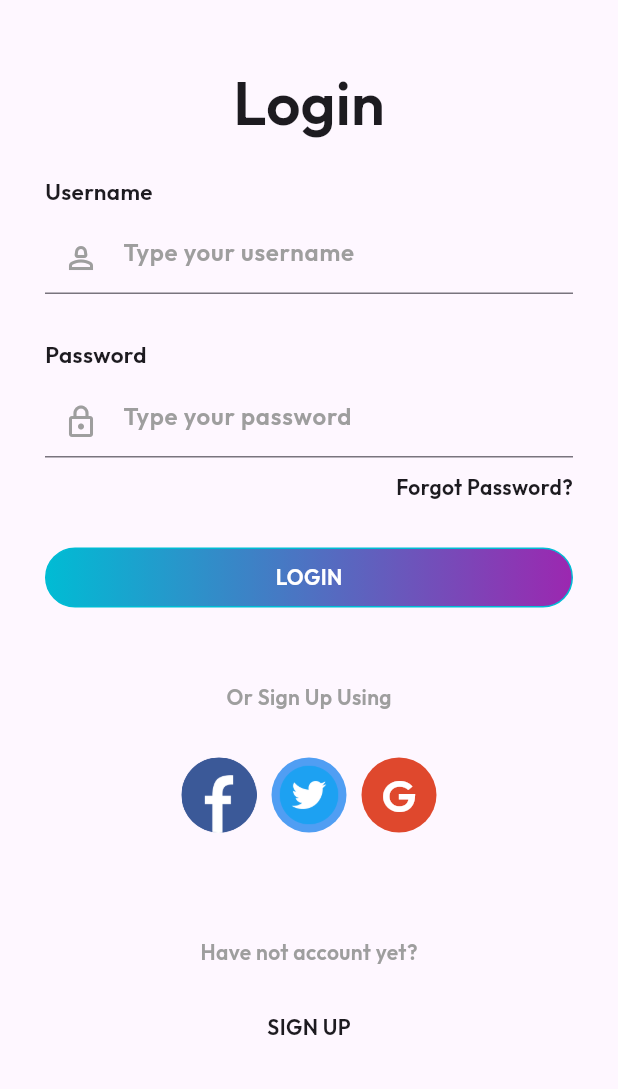
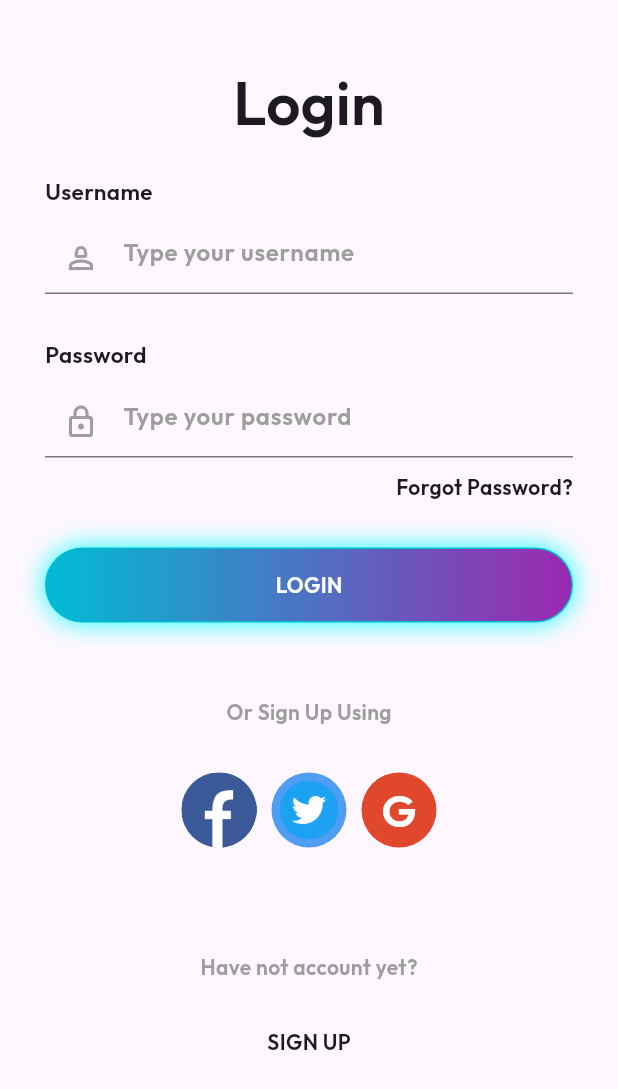
Before and after one commit to DaniyalSaleem786/flutter_application_8, a Flutter app: the screen it shows after launch, on a phone screen of 412 x 824 dp. Shown: the top 1089 px of the screen. Run offline on Flutter 3.47's test engine with Material 3 defaults, Android fonts, the phone set to English and light mode, and no system bars.

Commit message:
Login tab changes

```diff
--- a/lib/login_page.dart
+++ b/lib/login_page.dart
@@ -78,21 +78,21 @@ class LoginPage extends StatelessWidget {
               height: 30,
             ),
             Container(
-              height: 40,
+              height: 50,
               width: double.infinity,
               decoration: BoxDecoration(
                   gradient: const LinearGradient(
                       colors: [Colors.cyan, Colors.purple]),
-                  borderRadius: const BorderRadius.all(Radius.circular(20)),
-                  // boxShadow: [
-                  //   BoxShadow(
-                  //       color: Colors.cyanAccent,
-                  //       spreadRadius: 0.7,
-                  //       blurRadius: 1
-                  //       // spreadRadius: 1,
-                  //       // blurStyle: BlurStyle.normal,
-                  //       )
-                  // ],
+                  borderRadius: const BorderRadius.all(Radius.circular(25)),
+                  boxShadow: [
+                    BoxShadow(
+                        color: Colors.cyanAccent,
+                        spreadRadius: 0.3,
+                        blurRadius: 14
+                        // spreadRadius: 1,
+                        // blurStyle: BlurStyle.normal,
+                        )
+                  ],
                   border: Border.all(color: Colors.cyan)),
               child: const Center(
                 child: Text(
```
